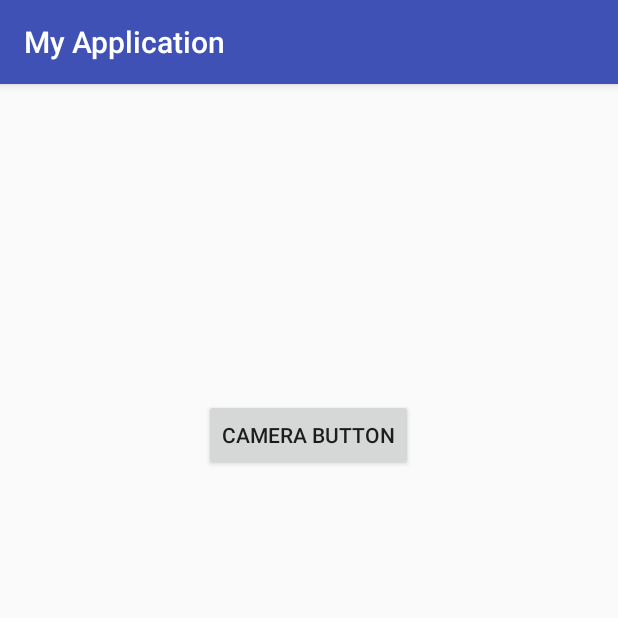
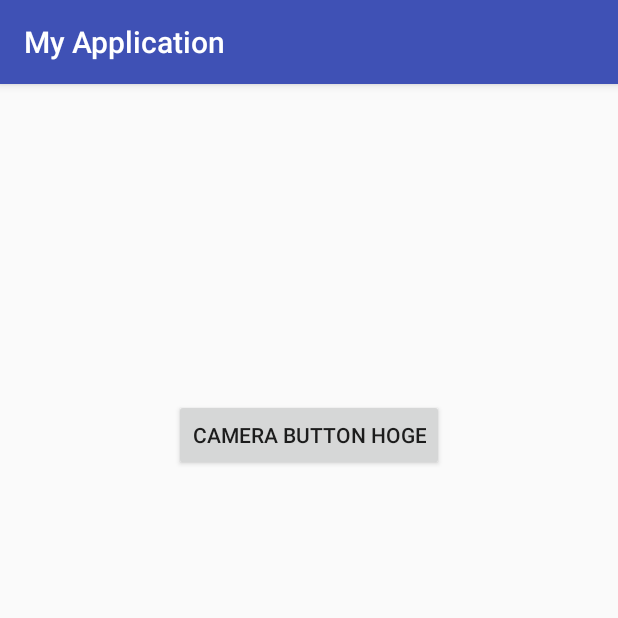
Before and after one commit to takanakahiko/HackU2017Tokyo_I, an Android app: the screen it shows after launch (MainActivity), on a phone screen of 412 x 824 dp, the top half of it. Run offline under Robolectric (Android 15) with nearby library versions, the phone set to English and light mode, and no system bars.

Commit message:
ボタンのテキストを変更

```diff
--- a/app/src/main/res/layout/activity_main.xml
+++ b/app/src/main/res/layout/activity_main.xml
@@ -12,7 +12,7 @@
         android:layout_width="wrap_content"
         android:layout_height="wrap_content"
         android:layout_margin="20dp"
-        android:text="camera button" />
+        android:text="camera button hoge" />
 
     <ImageView
         android:id="@+id/image_view"
```
